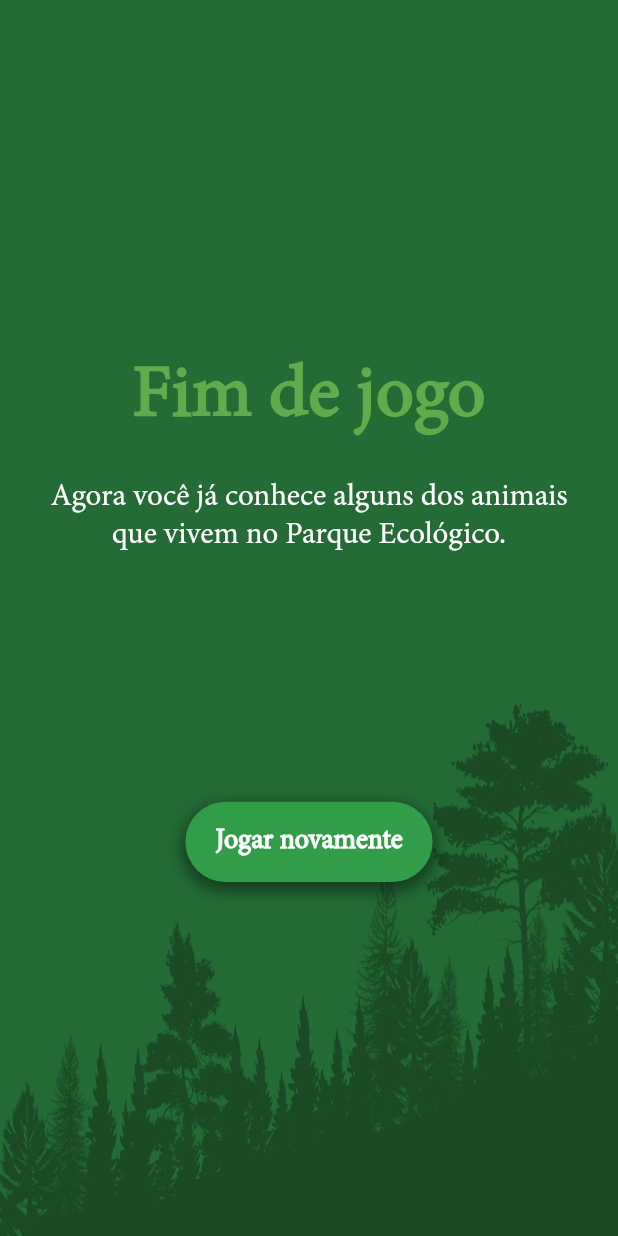
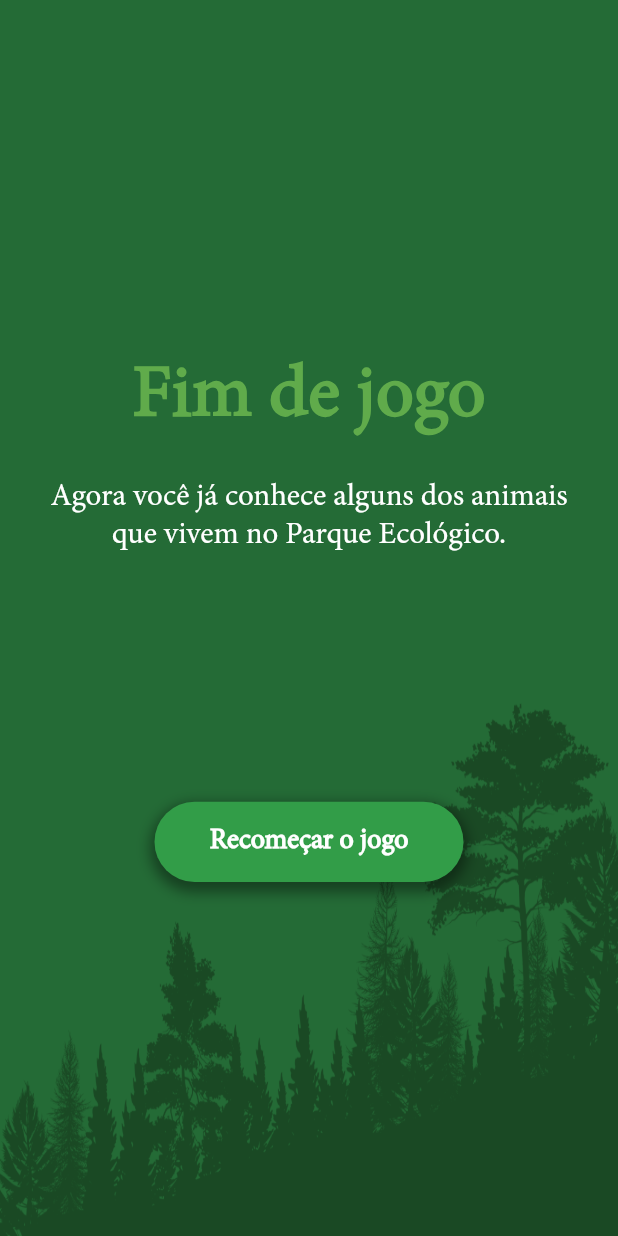
Before and after one commit to juniorlenzi/klabin-game, a Flutter app: the EndGamePage screen opened directly, on a phone screen of 412 x 824 dp. Run offline on Flutter 3.47's test engine with Material 2 defaults, Android fonts, the phone set to English and light mode, and no system bars; our stand-ins replace assets_audio_player.

Commit message:
texto botao

```diff
--- a/lib/pages/end_game.page.dart
+++ b/lib/pages/end_game.page.dart
@@ -59,7 +59,8 @@ class _EndGamePageState extends State<EndGamePage> {
                 ),
                 SizedBox(height: size.height * 0.2),
                 AppButton(
-                  label: 'Jogar novamente',
+                  label: 'Recomeçar o jogo',
+                  width: .5,
                   backgroundColor: lightGreen,
                   fontWeight: FontWeight.w900,
                   onPressed: () {
```
